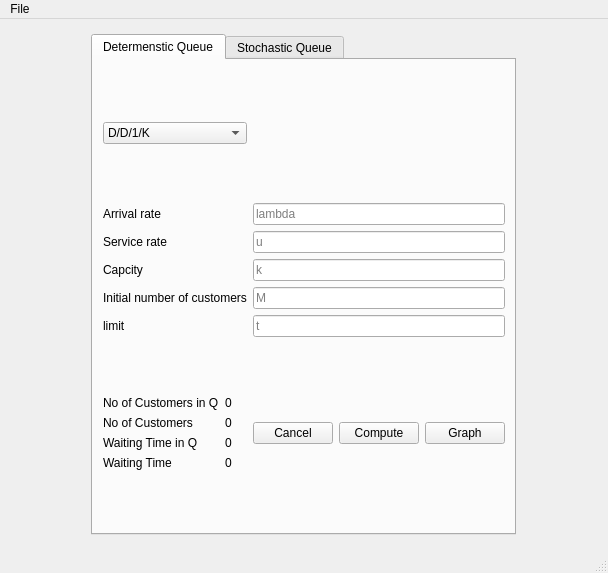
First picture: the form in views/untitled.ui, repository abdo-mongy/Queuing-theory-, before the edit.
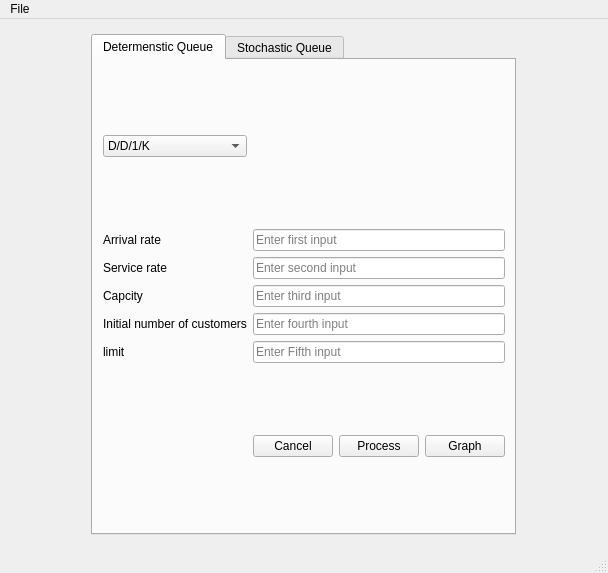
Second picture: the form after the edit.

```diff
--- a/views/untitled.ui
+++ b/views/untitled.ui
@@ -57,15 +57,6 @@
           <property name="leftMargin">
            <number>10</number>
           </property>
-          <item row="0" column="0">
-           <widget class="QComboBox" name="comboBox">
-            <item>
-             <property name="text">
-              <string>D/D/1/K</string>
-             </property>
-            </item>
-           </widget>
-          </item>
           <item row="1" column="0">
            <layout class="QGridLayout" name="gridLayout">
             <item row="4" column="0">
@@ -105,137 +96,81 @@
             </item>
            </layout>
           </item>
-          <item row="2" column="1">
-           <layout class="QHBoxLayout" name="horizontalLayout_4">
-            <item>
-             <widget class="QPushButton" name="cancel">
-              <property name="text">
-               <string>Cancel</string>
-              </property>
-             </widget>
-            </item>
-            <item>
-             <widget class="QPushButton" name="compute_deterministic">
-              <property name="text">
-               <string>Compute</string>
-              </property>
-             </widget>
-            </item>
-            <item>
-             <widget class="QPushButton" name="make_graph">
-              <property name="text">
-               <string>Graph</string>
-              </property>
-             </widget>
-            </item>
-           </layout>
-          </item>
           <item row="1" column="1">
            <layout class="QGridLayout" name="gridLayout_2">
             <item row="1" column="0">
              <widget class="QLineEdit" name="input_service_rate">
               <property name="placeholderText">
-               <string>u</string>
+               <string>Enter second input</string>
               </property>
              </widget>
             </item>
             <item row="2" column="0">
              <widget class="QLineEdit" name="input_capcity">
               <property name="placeholderText">
-               <string>k</string>
+               <string>Enter third input</string>
               </property>
              </widget>
             </item>
             <item row="4" column="0">
              <widget class="QLineEdit" name="input_limit">
               <property name="placeholderText">
-               <string>t</string>
+               <string>Enter Fifth input</string>
               </property>
              </widget>
             </item>
             <item row="3" column="0">
              <widget class="QLineEdit" name="input_intial_no_of_customers">
               <property name="placeholderText">
-               <string>M</string>
+               <string>Enter fourth input</string>
               </property>
              </widget>
             </item>
             <item row="0" column="0">
              <widget class="QLineEdit" name="input_arrival_rate">
               <property name="placeholderText">
-               <string>lambda</string>
+               <string>Enter first input</string>
               </property>
              </widget>
             </item>
            </layout>
           </item>
+          <item row="2" column="1">
+           <layout class="QHBoxLayout" name="horizontalLayout_4">
+            <item>
+             <widget class="QPushButton" name="cancel">
+              <property name="text">
+               <string>Cancel</string>
+              </property>
+             </widget>
+            </item>
+            <item>
+             <widget class="QPushButton" name="compute">
+              <property name="text">
+               <string>Process</string>
+              </property>
+             </widget>
+            </item>
+            <item>
+             <widget class="QPushButton" name="make_graph">
+              <property name="text">
+               <string>Graph</string>
+              </property>
+             </widget>
+            </item>
+           </layout>
+          </item>
+          <item row="0" column="0">
+           <widget class="QComboBox" name="comboBox">
+            <item>
+             <property name="text">
+              <string>D/D/1/K</string>
+             </property>
+            </item>
+           </widget>
+          </item>
           <item row="2" column="0">
-           <layout class="QHBoxLayout" name="horizontalLayout_5">
-            <item>
-             <layout class="QVBoxLayout" name="verticalLayout_3">
-              <item>
-               <widget class="QLabel" name="labe">
-                <property name="text">
-                 <string>No of Customers in Q</string>
-                </property>
-               </widget>
-              </item>
-              <item>
-               <widget class="QLabel" name="label_16">
-                <property name="text">
-                 <string>No of Customers </string>
-                </property>
-               </widget>
-              </item>
-              <item>
-               <widget class="QLabel" name="label_15">
-                <property name="text">
-                 <string>Waiting Time in Q</string>
-                </property>
-               </widget>
-              </item>
-              <item>
-               <widget class="QLabel" name="label_14">
-                <property name="text">
-                 <string>Waiting Time</string>
-                </property>
-               </widget>
-              </item>
-             </layout>
-            </item>
-            <item>
-             <layout class="QVBoxLayout" name="verticalLayout_5">
-              <item>
-               <widget class="QLabel" name="no_of_customers_in_q">
-                <property name="text">
-                 <string>0</string>
-                </property>
-               </widget>
-              </item>
-              <item>
-               <widget class="QLabel" name="no_of_customers">
-                <property name="text">
-                 <string>0</string>
-                </property>
-               </widget>
-              </item>
-              <item>
-               <widget class="QLabel" name="waiting_time_in_q">
-                <property name="text">
-                 <string>0</string>
-                </property>
-               </widget>
-              </item>
-              <item>
-               <widget class="QLabel" name="waiting_time">
-                <property name="text">
-                 <string>0</string>
-                </property>
-               </widget>
-              </item>
-             </layout>
-            </item>
-           </layout>
+           <layout class="QVBoxLayout" name="verticalLayout_2"/>
           </item>
          </layout>
          <zorder>comboBox</zorder>
@@ -298,42 +233,6 @@
             </item>
            </layout>
           </item>
-          <item row="2" column="0">
-           <layout class="QHBoxLayout" name="horizontalLayout_2">
-            <item>
-             <layout class="QVBoxLayout" name="verticalLayout_2">
-              <item>
-               <widget class="QLabel" name="label_3">
-                <property name="text">
-                 <string>No of Customers in Q</string>
-                </property>
-               </widget>
-              </item>
-              <item>
-               <widget class="QLabel" name="label_4">
-                <property name="text">
-                 <string>No of Customers in System</string>
-                </property>
-               </widget>
-              </item>
-              <item>
-               <widget class="QLabel" name="label_2">
-                <property name="text">
-                 <string>Waiting Time in Q</string>
-                </property>
-               </widget>
-              </item>
-              <item>
-               <widget class="QLabel" name="label_5">
-                <property name="text">
-                 <string>Waiting Time in System</string>
-                </property>
-               </widget>
-              </item>
-             </layout>
-            </item>
-           </layout>
-          </item>
           <item row="0" column="0">
            <widget class="QComboBox" name="comboBox_7">
             <item>
```
Left out of the diff: 36 changed lines with no effect on the pictures.
